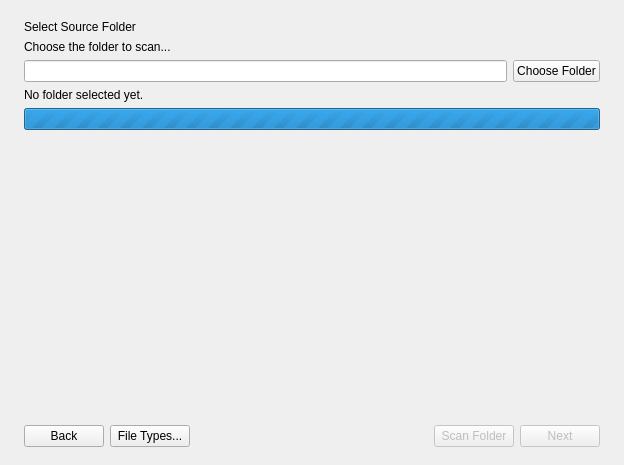
dominikx2002/photo-video-sorter, file ui/step1_source.ui: the form before one commit.
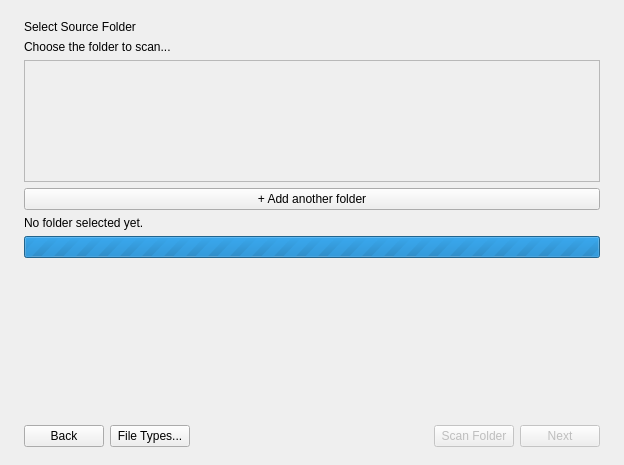
The form after the commit.

Commit message: Release v1.2.0: system theme, dedup, multi-source, Finder chrome, tools

```diff
--- a/ui/step1_source.ui
+++ b/ui/step1_source.ui
@@ -41,22 +41,43 @@
     </widget>
    </item>
    <item>
-    <layout class="QHBoxLayout" name="horizontalLayout">
-     <item>
-      <widget class="QLineEdit" name="srcPathEdit">
-       <property name="readOnly">
-        <bool>true</bool>
+    <widget class="QScrollArea" name="pathsScroll">
+     <property name="widgetResizable">
+      <bool>true</bool>
+     </property>
+     <property name="maximumHeight">
+      <number>156</number>
+     </property>
+     <property name="horizontalScrollBarPolicy">
+      <enum>Qt::ScrollBarPolicy::ScrollBarAlwaysOff</enum>
+     </property>
+     <widget class="QWidget" name="pathsContainer">
+      <layout class="QVBoxLayout" name="pathsLayout">
+       <property name="spacing">
+        <number>6</number>
        </property>
-      </widget>
-     </item>
-     <item>
-      <widget class="QPushButton" name="chooseFolderButton">
-       <property name="text">
-        <string>Choose Folder</string>
+       <property name="leftMargin">
+        <number>0</number>
        </property>
-      </widget>
-     </item>
-    </layout>
+       <property name="topMargin">
+        <number>0</number>
+       </property>
+       <property name="rightMargin">
+        <number>0</number>
+       </property>
+       <property name="bottomMargin">
+        <number>0</number>
+       </property>
+      </layout>
+     </widget>
+    </widget>
+   </item>
+   <item>
+    <widget class="QPushButton" name="addPathButton">
+     <property name="text">
+      <string>+ Add another folder</string>
+     </property>
+    </widget>
    </item>
    <item>
     <widget class="QLabel" name="chooseFolderLabel">
@@ -88,6 +109,16 @@
      </property>
     </widget>
    </item>
+   <item>
+    <widget class="QLabel" name="foundTypesLabel">
+     <property name="text">
+      <string/>
+     </property>
+     <property name="wordWrap">
+      <bool>true</bool>
+     </property>
+    </widget>
+   </item>
    <item>
     <spacer name="verticalSpacer">
      <property name="orientation">
```
The commit also changes 29 other files.
